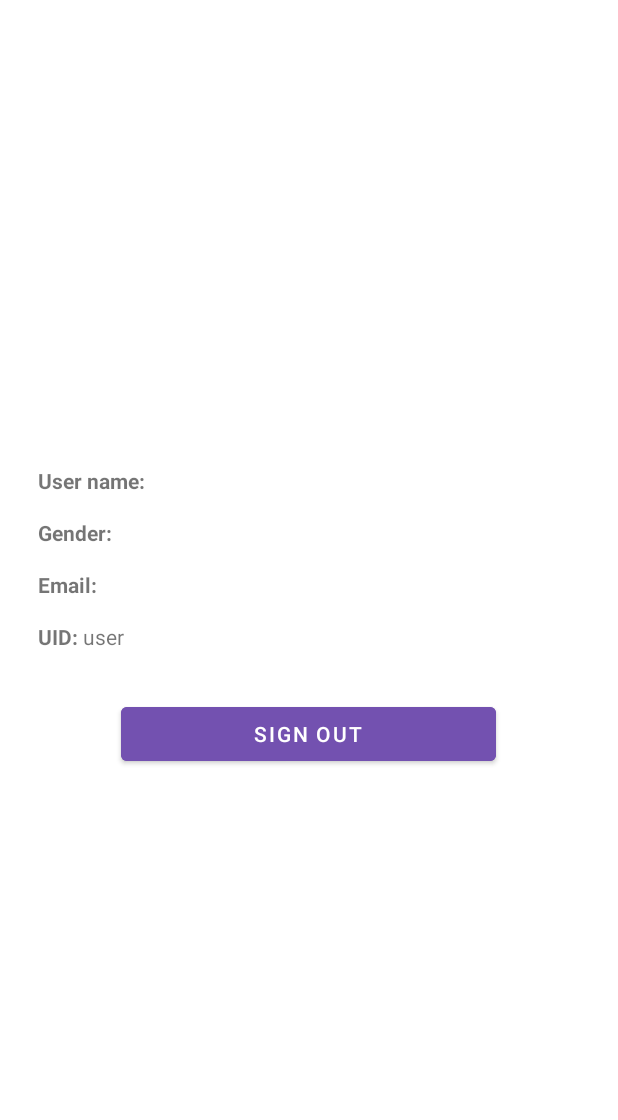
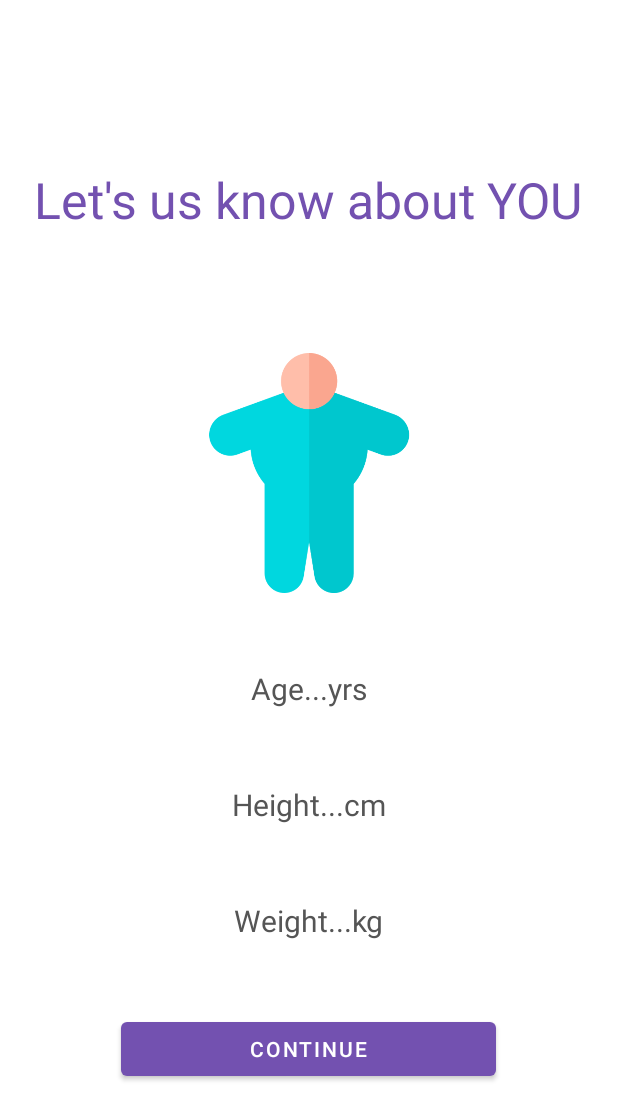
Before and after one commit to NattawatQew/CalorieDay, an Android app: the ProfilePicActivity screen opened directly, with no data from a screen before it, after a tap on "CONTINUE", on a phone screen of 412 x 824 dp. Shown: the top 1120 px of the screen. Run offline under Robolectric (Android 15) with nearby library versions, the phone set to English and light mode, and no system bars.

Commit message:
Add health page

```diff
--- a/app/src/main/AndroidManifest.xml
+++ b/app/src/main/AndroidManifest.xml
@@ -11,7 +11,8 @@
         android:roundIcon="@mipmap/ic_launcher_round"
         android:supportsRtl="true"
         android:theme="@style/AppTheme">
-        <activity android:name=".ProfilePicActivity"></activity>
+        <activity android:name=".HelthInfoActivity"></activity>
+        <activity android:name=".ProfilePicActivity" />
         <activity
             android:name=".MainActivity"
             android:theme="@style/AppTheme.Loading">
--- /dev/null
+++ b/app/src/main/java/com/eatburn/calorieday/HelthInfoActivity.kt
@@ -0,0 +1,17 @@
+package com.eatburn.calorieday
+
+import android.content.Intent
+import androidx.appcompat.app.AppCompatActivity
+import android.os.Bundle
+import kotlinx.android.synthetic.main.activity_helth_info.*
+
+class HelthInfoActivity : AppCompatActivity() {
+
+    override fun onCreate(savedInstanceState: Bundle?) {
+        super.onCreate(savedInstanceState)
+        setContentView(R.layout.activity_helth_info)
+        health_continueBtn.setOnClickListener {
+            startActivity(Intent(this@HelthInfoActivity, ProfileActivity::class.java))
+        }
+    }
+}
--- a/app/src/main/java/com/eatburn/calorieday/ProfilePicActivity.kt
+++ b/app/src/main/java/com/eatburn/calorieday/ProfilePicActivity.kt
@@ -11,7 +11,7 @@ class ProfilePicActivity : AppCompatActivity() {
         super.onCreate(savedInstanceState)
         setContentView(R.layout.activity_profile_pic)
         pic_continueBtn.setOnClickListener {
-            startActivity(Intent(this@ProfilePicActivity, ProfileActivity::class.java))
+            startActivity(Intent(this@ProfilePicActivity, HelthInfoActivity::class.java))
         }
     }
 }
--- /dev/null
+++ b/app/src/main/res/layout/activity_helth_info.xml
@@ -0,0 +1,89 @@
+<?xml version="1.0" encoding="utf-8"?>
+<androidx.appcompat.widget.LinearLayoutCompat xmlns:android="http://schemas.android.com/apk/res/android"
+    xmlns:app="http://schemas.android.com/apk/res-auto"
+    xmlns:tools="http://schemas.android.com/tools"
+    android:layout_width="match_parent"
+    android:layout_height="match_parent"
+    android:gravity="center_vertical"
+    android:orientation="vertical"
+    tools:context=".HelthInfoActivity">
+
+    <LinearLayout
+        android:layout_width="wrap_content"
+        android:layout_height="wrap_content"
+        android:layout_gravity="center_horizontal"
+        android:layout_margin="10dp">
+        <TextView
+            android:layout_width="wrap_content"
+            android:layout_height="wrap_content"
+            android:layout_gravity="center_horizontal"
+            android:textColor="@color/colorPurple"
+            android:textSize="33sp"
+            android:layout_marginBottom="30dp"
+            android:text="Let's us know about YOU" />
+    </LinearLayout>
+
+    <ImageView
+        android:layout_width="160dp"
+        android:layout_height="160dp"
+        android:layout_gravity="center"
+        android:layout_margin="40dp"
+        android:src="@drawable/obesity"/>
+
+    <LinearLayout
+        android:layout_width="wrap_content"
+        android:layout_height="wrap_content"
+        android:layout_gravity="center_horizontal"
+        android:layout_margin="10dp">
+        <TextView
+            android:layout_width="wrap_content"
+            android:layout_height="wrap_content"
+            android:layout_gravity="center_horizontal"
+            android:textColor="#555555"
+            android:textSize="20sp"
+            android:layout_marginBottom="30dp"
+            android:text="Age...yrs" />
+    </LinearLayout>
+
+    <LinearLayout
+        android:layout_width="wrap_content"
+        android:layout_height="wrap_content"
+        android:layout_gravity="center_horizontal"
+        android:layout_margin="10dp">
+        <TextView
+            android:layout_width="wrap_content"
+            android:layout_height="wrap_content"
+            android:layout_gravity="center_horizontal"
+            android:textColor="#555555"
+            android:textSize="20sp"
+            android:layout_marginBottom="30dp"
+            android:text="Height...cm" />
+    </LinearLayout>
+
+    <LinearLayout
+        android:layout_width="wrap_content"
+        android:layout_height="wrap_content"
+        android:layout_gravity="center_horizontal"
+        android:layout_margin="10dp">
+        <TextView
+            android:layout_width="wrap_content"
+            android:layout_height="wrap_content"
+            android:layout_gravity="center_horizontal"
+            android:textColor="#555555"
+            android:textSize="20sp"
+            android:layout_marginBottom="30dp"
+            android:text="Weight...kg" />
+    </LinearLayout>
+
+    <com.google.android.material.button.MaterialButton
+        android:id="@+id/health_continueBtn"
+        android:layout_width="250dp"
+        android:layout_height="wrap_content"
+        android:layout_marginTop="8dp"
+        style="@style/Widget.MaterialComponents.Button"
+        app:elevation="5dp"
+        app:backgroundTint="@color/colorPurple"
+        android:layout_gravity="center_horizontal"
+        android:text="@string/continueBtn" />
+
+</androidx.appcompat.widget.LinearLayoutCompat>
```
Also changed, not shown: app/src/main/res/drawable-v24/obesity.png (added), 1 other file.
